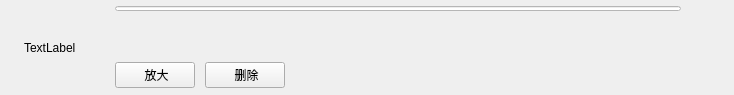
Above: selectedpicitemwidget.ui from leihiudung/EnlargePicture before the change. Below: the same form after it.
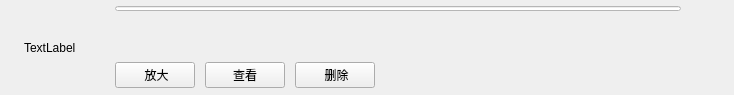
That is the form after the change. Custom widgets are drawn as their Qt base class.

Diff of the .ui file:
```diff
--- a/selectedpicitemwidget.ui
+++ b/selectedpicitemwidget.ui
@@ -66,7 +66,7 @@
         </property>
         <item row="2" column="0">
          <widget class="QWidget" name="btns_widget" native="true">
-          <layout class="QHBoxLayout" name="horizontalLayout" stretch="1,1,6">
+          <layout class="QHBoxLayout" name="horizontalLayout" stretch="1,1,1,6">
            <property name="spacing">
             <number>10</number>
            </property>
@@ -98,6 +98,13 @@
              </property>
             </widget>
            </item>
+           <item>
+            <widget class="QPushButton" name="pic_watch_btn">
+             <property name="text">
+              <string>查看</string>
+             </property>
+            </widget>
+           </item>
            <item>
             <widget class="QPushButton" name="pic_del_btn">
              <property name="sizePolicy">
@@ -165,6 +172,13 @@
    </item>
   </layout>
  </widget>
+ <customwidgets>
+  <customwidget>
+   <class>TImageLabel</class>
+   <extends>QLabel</extends>
+   <header>timagelabel.h</header>
+  </customwidget>
+ </customwidgets>
  <resources/>
  <connections/>
 </ui>
```
Left out of the diff: 37 changed lines with no effect on the pictures.
